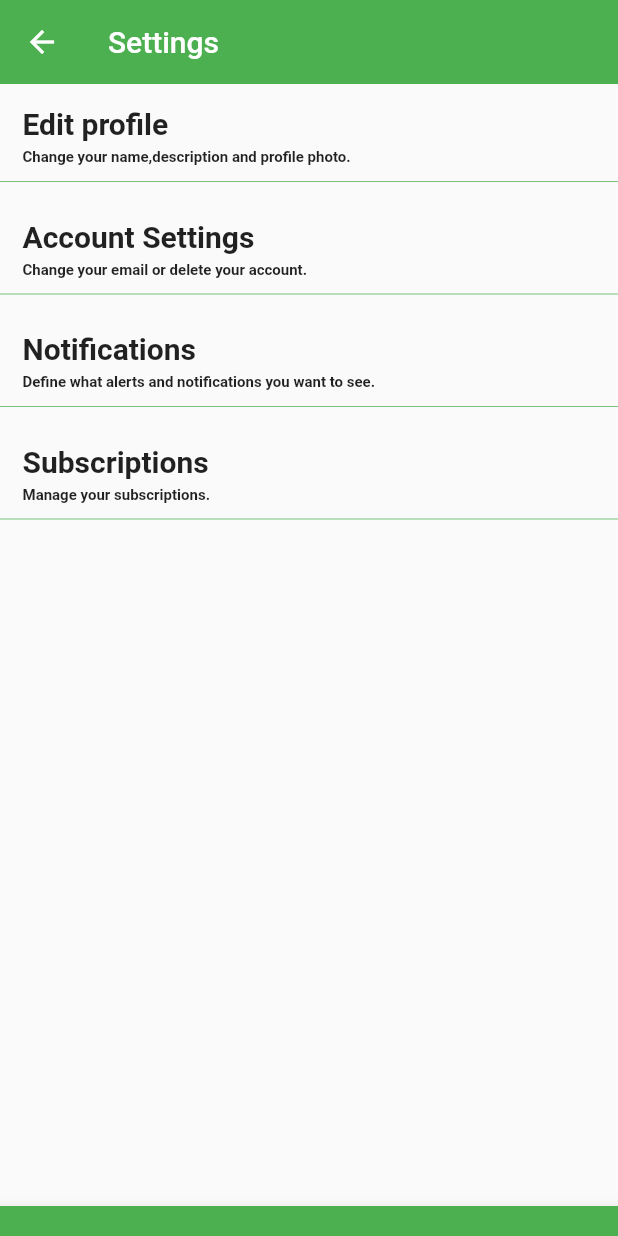
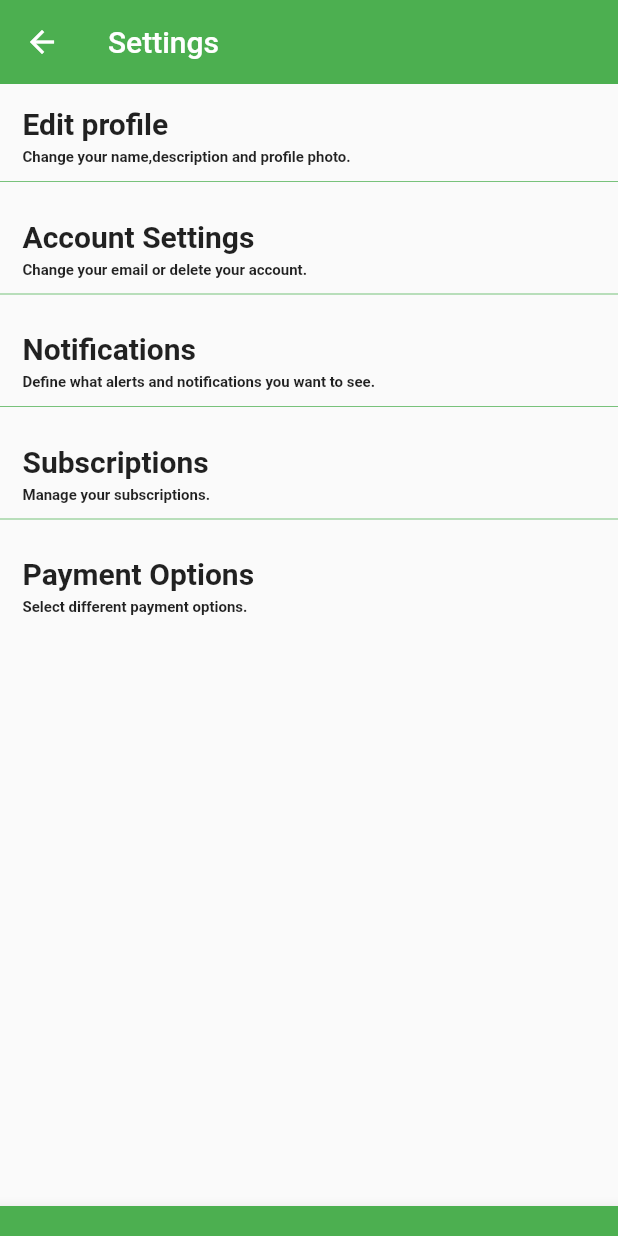
Before and after one commit to Festus1440/platebeacon_app, a Flutter app: the RestaurantSettings screen opened directly, on a phone screen of 412 x 824 dp. Run offline on Flutter 3.47's test engine with Material 2 defaults, Android fonts, the phone set to English and light mode, and no system bars; our stand-ins replace cloud_firestore, firebase_auth, google_maps_flutter, location; missing offline and left inert: flutter_polyline_points, google_map_polyline; accounts and stored records are empty.

Commit message:
restaurant-- Payment option moved from profile to settings

```diff
--- a/lib/restaurantsettings.dart
+++ b/lib/restaurantsettings.dart
@@ -233,8 +233,49 @@ class _RestaurantSettingsState extends State<RestaurantSettings> {
                   endIndent: 0.0,
                 ),
 
+                Container(
+                    alignment: Alignment.topLeft,
+                    margin: EdgeInsets.only(top: 15.0, left: 15.0, right: 15.0),
+                    child: GestureDetector(
+                      child: Text("Payment Options",style: TextStyle(fontSize: 20.0,fontWeight: FontWeight.bold,
+                      ),
+                      ),
+                      onTap: (){     showDialog(
+                        context: context,
+                        builder: (BuildContext context) {
+                          // return object of type Dialog
+                          return AlertDialog(
+                            shape: RoundedRectangleBorder(
+                                borderRadius: new BorderRadius.circular(15)),
+                            backgroundColor: Colors.white,
+                            title: new Text("Payment Options coming soon!"),
+                            content: new Text("Feel FREE to use this app as part of our research, no need to pay right now! "),
+                            actions: <Widget>[
+                              new FlatButton(
+                                child: new Text("Sounds good!"),
+                                textColor: Colors.green,
+                                onPressed: () {
+                                  Navigator.of(context).pop();
+                                },
+                              ),
+                            ],
+                          );
+                        },
+                      );
+
+                      },
 
 
+
+                    )
+                ),
+                Container(
+                  alignment: Alignment.topLeft,
+                  padding: EdgeInsets.only(top: 5.0, left: 15.0),
+                  child: Text("Select different payment options.",style: TextStyle(
+                    fontSize: 10.0,fontWeight:FontWeight.bold,
+                  ),),
+                ),
               ],
             ),
           ],
```
Also changed, not shown: lib/restaurantBottomBar/restaurantAccount.dart (+1 -30 lines).
